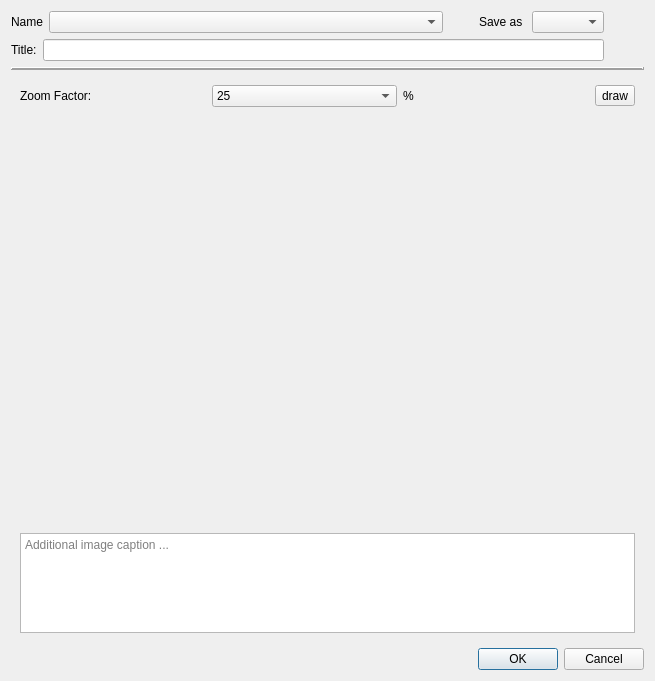
Old version of the form src/pythonGui/karabogui/dialogs/ui/logbook.ui in the repository European-XFEL/Karabo.
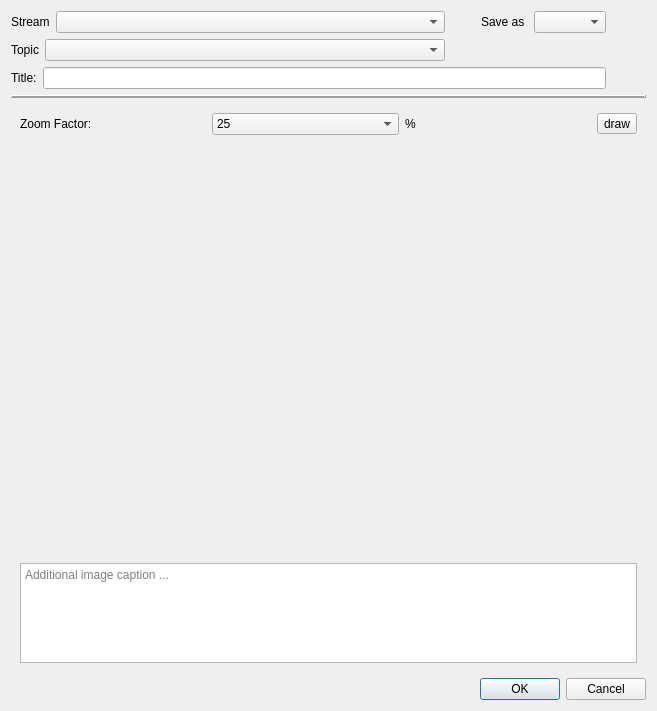
New version of the form.

Commit message: GUI: Option to select topic from the stream in the Logbook dialog

```diff
--- a/src/pythonGui/karabogui/dialogs/ui/logbook.ui
+++ b/src/pythonGui/karabogui/dialogs/ui/logbook.ui
@@ -6,8 +6,8 @@
    <rect>
     <x>0</x>
     <y>0</y>
-    <width>655</width>
-    <height>681</height>
+    <width>657</width>
+    <height>711</height>
    </rect>
   </property>
   <property name="minimumSize">
@@ -25,15 +25,15 @@
   <property name="windowTitle">
    <string>Logbook: Preview</string>
   </property>
-  <layout class="QVBoxLayout" name="verticalLayout" stretch="0,0,0,6,0">
+  <layout class="QVBoxLayout" name="verticalLayout">
    <item>
-    <layout class="QHBoxLayout" name="horizontalLayout_3">
-     <item>
+    <layout class="QGridLayout" name="gridLayout">
+     <item row="0" column="0">
       <layout class="QHBoxLayout" name="horizontalLayout">
        <item>
         <widget class="QLabel" name="label">
          <property name="text">
-          <string>Name</string>
+          <string>Stream</string>
          </property>
         </widget>
        </item>
@@ -50,7 +50,9 @@
          </property>
         </widget>
        </item>
-       <item>
+      </layout>
+     </item>
+     <item row="0" column="1">
         <layout class="QHBoxLayout" name="horizontalLayout_2">
          <item>
           <spacer name="horizontalSpacer_2">
@@ -80,9 +82,7 @@
          </item>
         </layout>
        </item>
-      </layout>
-     </item>
-     <item>
+     <item row="0" column="2">
       <spacer name="horizontalSpacer">
        <property name="orientation">
         <enum>Qt::Horizontal</enum>
@@ -98,9 +98,31 @@
        </property>
       </spacer>
      </item>
-    </layout>
-   </item>
-   <item>
+     <item row="1" column="0">
+      <layout class="QHBoxLayout" name="horizontalLayout_3">
+       <item>
+        <widget class="QLabel" name="label_6">
+         <property name="text">
+          <string>Topic</string>
+         </property>
+        </widget>
+       </item>
+       <item>
+        <widget class="QComboBox" name="combo_topic">
+         <property name="sizePolicy">
+          <sizepolicy hsizetype="Expanding" vsizetype="Fixed">
+           <horstretch>0</horstretch>
+           <verstretch>0</verstretch>
+          </sizepolicy>
+         </property>
+         <property name="sizeAdjustPolicy">
+          <enum>QComboBox::AdjustToContents</enum>
+         </property>
+        </widget>
+       </item>
+      </layout>
+     </item>
+     <item row="2" column="0" colspan="2">
     <layout class="QHBoxLayout" name="horizontalLayout_5">
      <item>
       <widget class="QLabel" name="label_5">
@@ -112,7 +134,9 @@
      <item>
       <widget class="QLineEdit" name="title_line_edit"/>
      </item>
-     <item>
+      </layout>
+     </item>
+     <item row="2" column="2">
       <spacer name="horizontalSpacer_3">
        <property name="orientation">
         <enum>Qt::Horizontal</enum>
```
Lines whose indentation alone changed are shown as unchanged. The commit also changes 2 other files.
